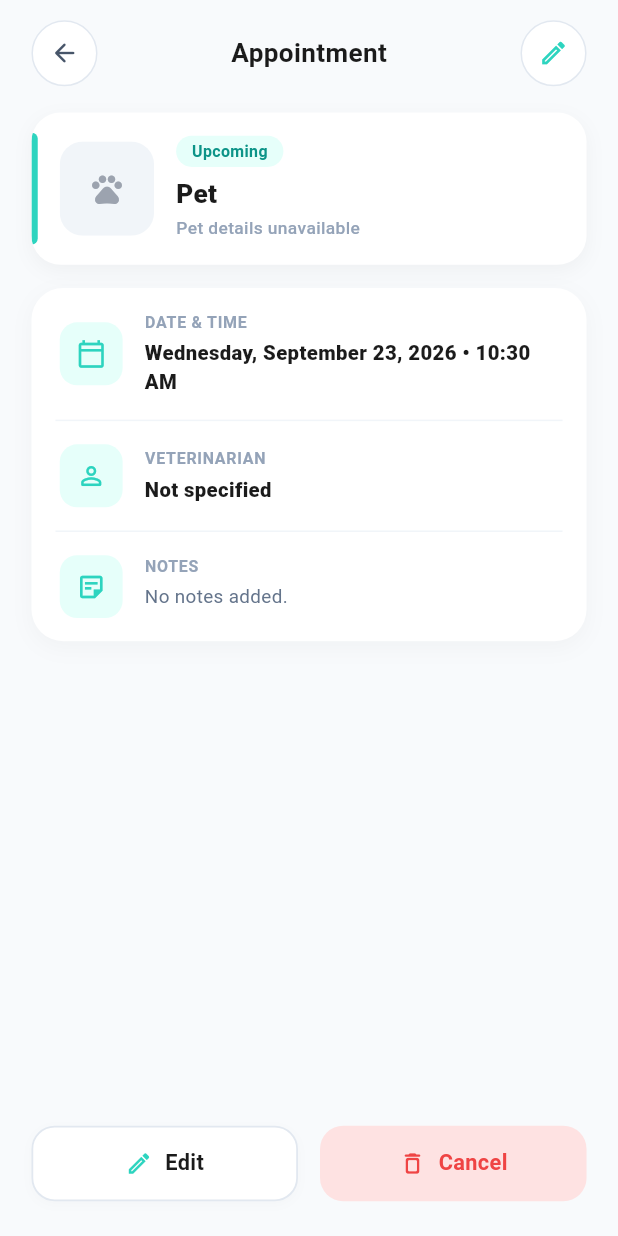
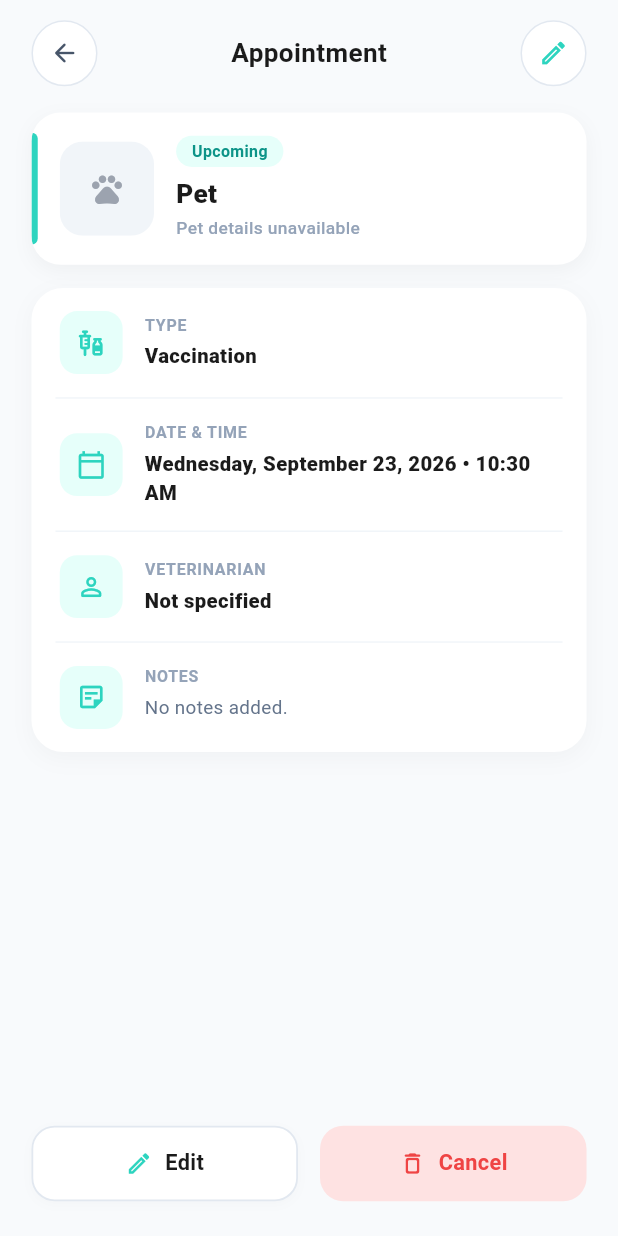
Before and after one commit to Abdelrahime7/pety, a Flutter app: the AppointmentDetailsScreen screen opened directly with empty values, on a phone screen of 412 x 824 dp. Run offline on Flutter 3.47's test engine with Material 3 defaults, Android fonts, the phone set to English and light mode, and no system bars; our stand-ins replace cloud_firestore, dio, firebase_auth, firebase_core, firebase_messaging, flutter_riverpod and 5 more; accounts and stored records are empty.

Commit message:
refactor(appointments): simplify appointment list and details

```diff
--- a/lib/features/appointments/presentation/appointments_screen/widgets/appointment_details_widgets.dart
+++ b/lib/features/appointments/presentation/appointments_screen/widgets/appointment_details_widgets.dart
@@ -3,6 +3,8 @@ import 'package:flutter_screenutil/flutter_screenutil.dart';
 import 'package:intl/intl.dart';
 import 'package:go_router/go_router.dart';
 import 'package:pet_care/core/constant/theme/app_colors.dart';
+import 'package:pet_care/features/appointments/presentation/appointments_screen/widgets/appointment_type_icon.dart';
+import 'package:pet_care/features/appointments/presentation/appointments_screen/widgets/appointment_type_label.dart';
 import 'package:pet_care/features/pets/domain/entity/pet.dart';
 import 'package:pet_care/features/appointments/domain/entity/appointment.dart';
 
@@ -140,30 +142,74 @@ class AppointmentPetCard extends StatelessWidget {
 class AppointmentInfoCard extends StatelessWidget {
   final Appointment appointment;
 
-  const AppointmentInfoCard({super.key, required this.appointment});
+  const AppointmentInfoCard({
+    super.key,
+    required this.appointment,
+  });
 
   @override
   Widget build(BuildContext context) {
     final date = DateFormat('EEEE, MMMM d, yyyy').format(appointment.date);
     final time = DateFormat('h:mm a').format(appointment.date);
+
     return Container(
       decoration: BoxDecoration(
         color: Colors.white,
         borderRadius: BorderRadius.circular(22.r),
-        boxShadow: [BoxShadow(color: Colors.black.withOpacity(0.03), blurRadius: 12, offset: const Offset(0, 4))],
+        boxShadow: [
+          BoxShadow(
+            color: Colors.black.withOpacity(0.03),
+            blurRadius: 12,
+            offset: const Offset(0, 4),
+          ),
+        ],
       ),
       child: Column(
         children: [
-          AppointmentDetailRow(icon: Icons.calendar_today_outlined, label: 'DATE & TIME', value: '$date • $time'),
+          // TYPE
+          AppointmentDetailRow(
+            icon: appointmentTypeIcon(appointment.type),
+            label: 'TYPE',
+            value: appointmentTypeLabel(appointment.type),
+          ),
+
           const _DetailDivider(),
-          AppointmentDetailRow(icon: Icons.person_outline_rounded, label: 'VETERINARIAN', value: appointment.veterinarian.isNotEmpty ? appointment.veterinarian : 'Not specified'),
+
+          // DATE & TIME
+          AppointmentDetailRow(
+            icon: Icons.calendar_today_outlined,
+            label: 'DATE & TIME',
+            value: '$date • $time',
+          ),
+
           const _DetailDivider(),
-          AppointmentDetailRow(icon: Icons.sticky_note_2_outlined, label: 'NOTES', value: appointment.notes.isNotEmpty ? appointment.notes : 'No notes added.', isNotes: true),
+
+          // VETERINARIAN
+          AppointmentDetailRow(
+            icon: Icons.person_outline_rounded,
+            label: 'VETERINARIAN',
+            value: appointment.veterinarian.isNotEmpty
+                ? appointment.veterinarian
+                : 'Not specified',
+          ),
+
+          const _DetailDivider(),
+
+          // NOTES
+          AppointmentDetailRow(
+            icon: Icons.sticky_note_2_outlined,
+            label: 'NOTES',
+            value: appointment.notes.isNotEmpty
+                ? appointment.notes
+                : 'No notes added.',
+            isNotes: true,
+          ),
         ],
       ),
     );
   }
 }
+
 
 class AppointmentDetailRow extends StatelessWidget {
   final IconData icon;
```
Also changed, not shown: lib/features/appointments/presentation/appointments_screen/widgets/appointment_card.dart (+95 -63 lines).
